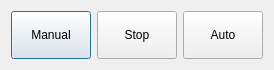
Before: the Qt Designer form simulateknob.ui in GaussCheng/2-5AxisPunch, drawn with Qt 5.
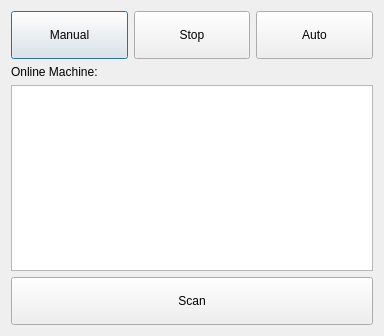
After: the same form once the commit is applied.

Commit message: 1.准备

```diff
--- a/simulateknob.ui
+++ b/simulateknob.ui
@@ -6,13 +6,15 @@
    <rect>
     <x>0</x>
     <y>0</y>
-    <width>255</width>
-    <height>66</height>
+    <width>384</width>
+    <height>336</height>
    </rect>
   </property>
   <property name="windowTitle">
    <string>Dialog</string>
   </property>
+  <layout class="QVBoxLayout" name="verticalLayout">
+   <item>
   <layout class="QHBoxLayout" name="horizontalLayout">
    <item>
     <widget class="QPushButton" name="manualButton">
@@ -50,6 +52,31 @@
      </property>
      <property name="text">
       <string>Auto</string>
+       </property>
+      </widget>
+     </item>
+    </layout>
+   </item>
+   <item>
+    <widget class="QLabel" name="label">
+     <property name="text">
+      <string>Online Machine:</string>
+     </property>
+    </widget>
+   </item>
+   <item>
+    <widget class="QListWidget" name="onlineMachineList"/>
+   </item>
+   <item>
+    <widget class="QPushButton" name="scanButton">
+     <property name="minimumSize">
+      <size>
+       <width>0</width>
+       <height>48</height>
+      </size>
+     </property>
+     <property name="text">
+      <string>Scan</string>
      </property>
     </widget>
    </item>
```
Lines whose indentation alone changed are shown as unchanged. The commit also changes 2 other files.
